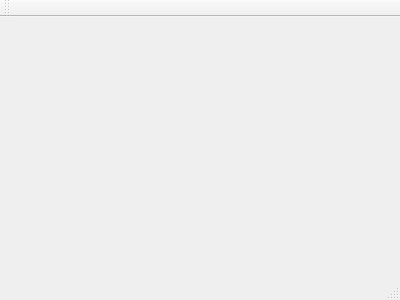
This is MainWindow.ui in fer-rum/q2d as Qt 5 draws it before an edit. The edited form follows.
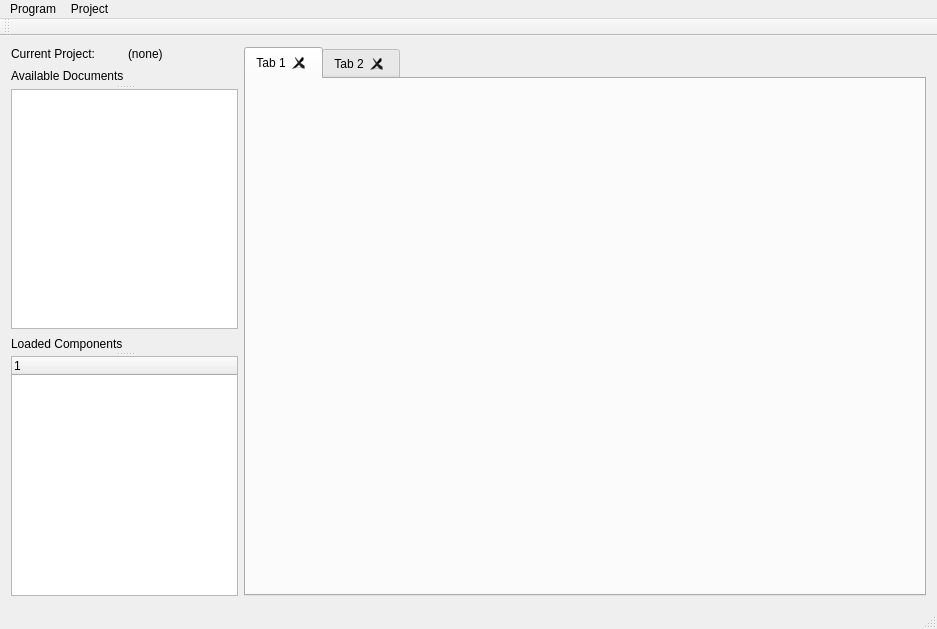
This is the edited form.

Commit message: Can now create a new project Project creation triggers UI update Expanded UI

The edit to the form file:
```diff
--- a/MainWindow.ui
+++ b/MainWindow.ui
@@ -1,24 +1,140 @@
 <ui version="4.0">
  <class>MainWindow</class>
- <widget class="QMainWindow" name="MainWindow" >
-  <property name="geometry" >
+ <widget class="QMainWindow" name="MainWindow">
+  <property name="geometry">
    <rect>
     <x>0</x>
     <y>0</y>
-    <width>400</width>
-    <height>300</height>
+    <width>937</width>
+    <height>629</height>
    </rect>
   </property>
   <property name="windowTitle" >
    <string>MainWindow</string>
   </property>
-  <widget class="QMenuBar" name="menuBar" />
-  <widget class="QToolBar" name="mainToolBar" />
-  <widget class="QWidget" name="centralWidget" />
-  <widget class="QStatusBar" name="statusBar" />
+  <widget class="QWidget" name="centralWidget">
+   <layout class="QHBoxLayout" name="horizontalLayout_2" stretch="1,3">
+    <item>
+     <layout class="QVBoxLayout" name="verticalLayout">
+      <item>
+       <layout class="QHBoxLayout" name="horizontalLayout">
+        <item>
+         <widget class="QLabel" name="currentProjectLabel">
+          <property name="text">
+           <string>Current Project:</string>
+          </property>
+         </widget>
+        </item>
+        <item>
+         <widget class="QLabel" name="projectNameLabel">
+          <property name="text">
+           <string>(none)</string>
+          </property>
+         </widget>
+        </item>
+       </layout>
+      </item>
+      <item>
+       <widget class="QSplitter" name="documentSplitter">
+        <property name="orientation">
+         <enum>Qt::Vertical</enum>
+        </property>
+        <widget class="QLabel" name="documentListLabel">
+         <property name="text">
+          <string>Available Documents</string>
+         </property>
+        </widget>
+        <widget class="QListWidget" name="documentListWidget"/>
+       </widget>
+      </item>
+      <item>
+       <widget class="QSplitter" name="componentSplitter">
+        <property name="orientation">
+         <enum>Qt::Vertical</enum>
+        </property>
+        <widget class="QLabel" name="componentTreeLabel">
+         <property name="text">
+          <string>Loaded Components</string>
+         </property>
+        </widget>
+        <widget class="QTreeWidget" name="componentTreeWidget">
+         <column>
+          <property name="text">
+           <string notr="true">1</string>
+          </property>
+         </column>
+        </widget>
+       </widget>
+      </item>
+     </layout>
+    </item>
+    <item>
+     <widget class="QTabWidget" name="schematicsTabWidget">
+      <property name="currentIndex">
+       <number>0</number>
+      </property>
+      <property name="tabsClosable">
+       <bool>true</bool>
+      </property>
+      <widget class="QWidget" name="tab">
+       <attribute name="title">
+        <string>Tab 1</string>
+       </attribute>
+      </widget>
+      <widget class="QWidget" name="tab_2">
+       <attribute name="title">
+        <string>Tab 2</string>
+       </attribute>
+      </widget>
+     </widget>
+    </item>
+   </layout>
+  </widget>
+  <widget class="QMenuBar" name="menuBar">
+   <property name="geometry">
+    <rect>
+     <x>0</x>
+     <y>0</y>
+     <width>937</width>
+     <height>27</height>
+    </rect>
+   </property>
+   <widget class="QMenu" name="menuFile">
+    <property name="title">
+     <string>Program</string>
+    </property>
+    <addaction name="actionExit"/>
+   </widget>
+   <widget class="QMenu" name="menuProject">
+    <property name="title">
+     <string>Project</string>
+    </property>
+    <addaction name="actionCreate_new_Project"/>
+   </widget>
+   <addaction name="menuFile"/>
+   <addaction name="menuProject"/>
+  </widget>
+  <widget class="QToolBar" name="mainToolBar">
+   <attribute name="toolBarArea">
+    <enum>TopToolBarArea</enum>
+   </attribute>
+   <attribute name="toolBarBreak">
+    <bool>false</bool>
+   </attribute>
+  </widget>
+  <widget class="QStatusBar" name="statusBar"/>
+  <action name="actionExit">
+   <property name="text">
+    <string>Exit</string>
+   </property>
+  </action>
+  <action name="actionCreate_new_Project">
+   <property name="text">
+    <string>Create new Project</string>
+   </property>
+  </action>
  </widget>
- <layoutDefault spacing="6" margin="11" />
- <pixmapfunction></pixmapfunction>
+ <layoutdefault spacing="6" margin="11"/>
  <resources/>
  <connections/>
 </ui>
```
Left out of the diff: 3 changed lines with no effect on the pictures. The commit also changes 12 other files.
